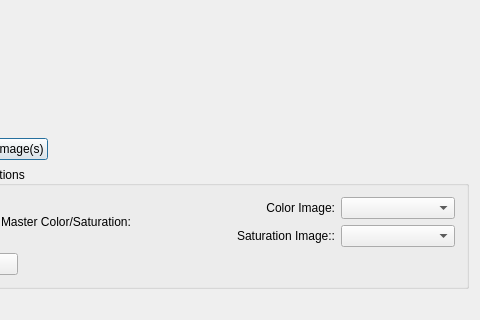
The window that code/display/QtViewer/ImageManager/ImageManagerDialog.ui (radio-astro/casa) describes before a commit, drawn with Qt 5; both pictures show x 524 to 1004 and y 117 to 437 of the 1004 by 437 pixel window.
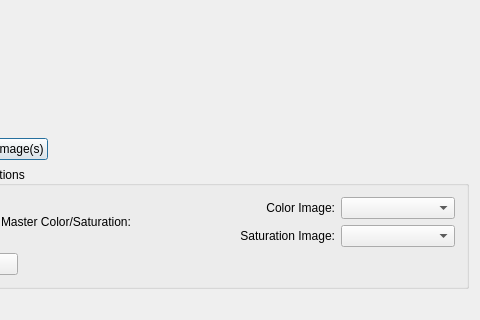
The same window after the commit.

The edit to the form file:
```diff
--- a/code/display/QtViewer/ImageManager/ImageManagerDialog.ui
+++ b/code/display/QtViewer/ImageManager/ImageManagerDialog.ui
@@ -253,7 +253,7 @@
             <item>
              <widget class="QLabel" name="label_5">
               <property name="text">
-               <string>Saturation Image::</string>
+               <string>Saturation Image:</string>
               </property>
               <property name="alignment">
                <set>Qt::AlignRight|Qt::AlignTrailing|Qt::AlignVCenter</set>
```
